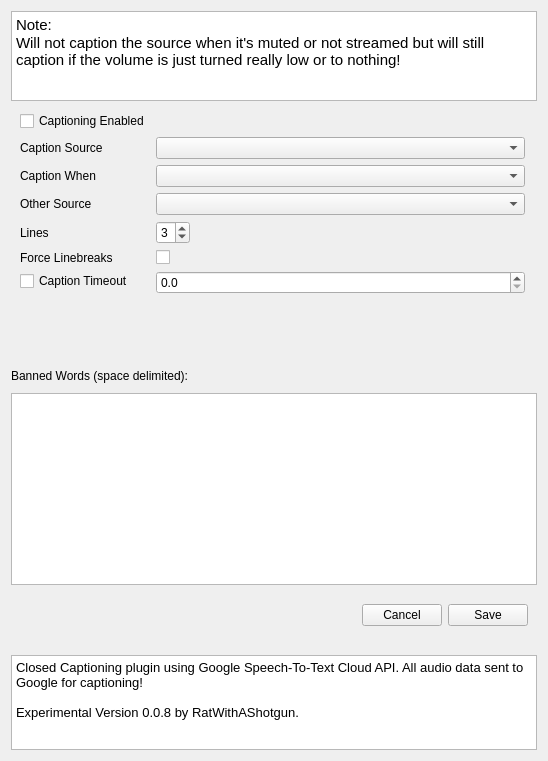
0x01050/google-live-captions-obs-plugin, file src/ui/CaptionSettingsWidget.ui: the form before one commit.
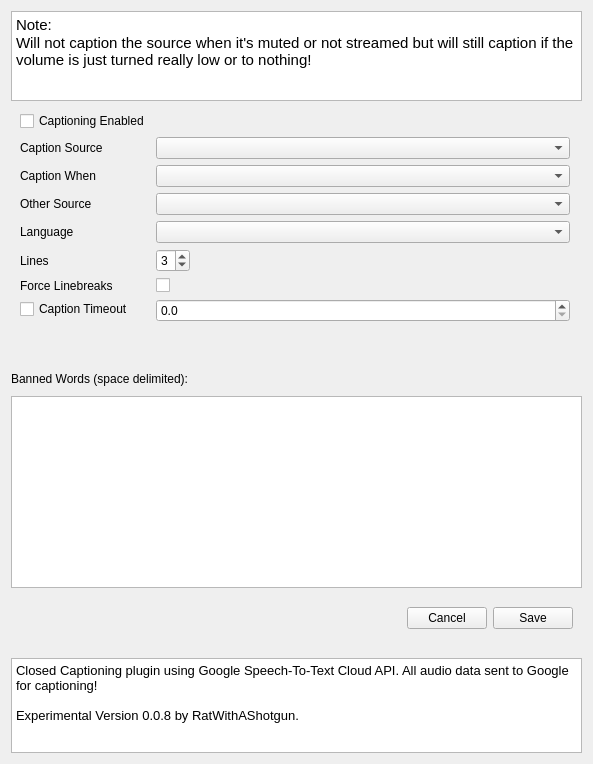
The form after the commit.

Commit message: added language choice support

```diff
--- a/src/ui/CaptionSettingsWidget.ui
+++ b/src/ui/CaptionSettingsWidget.ui
@@ -6,8 +6,8 @@
    <rect>
     <x>0</x>
     <y>0</y>
-    <width>548</width>
-    <height>761</height>
+    <width>593</width>
+    <height>764</height>
    </rect>
   </property>
   <property name="sizePolicy">
@@ -147,14 +147,14 @@
         </property>
        </widget>
       </item>
-      <item row="6" column="0">
+      <item row="7" column="0">
        <widget class="QLabel" name="label_2">
         <property name="text">
          <string>Lines</string>
         </property>
        </widget>
       </item>
-      <item row="6" column="1">
+      <item row="7" column="1">
        <widget class="QSpinBox" name="lineCountSpinBox">
         <property name="sizePolicy">
          <sizepolicy hsizetype="Fixed" vsizetype="Fixed">
@@ -173,34 +173,51 @@
         </property>
        </widget>
       </item>
-      <item row="8" column="0">
+      <item row="9" column="0">
        <widget class="QLabel" name="label_3">
         <property name="text">
          <string>Force Linebreaks</string>
         </property>
        </widget>
       </item>
-      <item row="8" column="1">
+      <item row="9" column="1">
        <widget class="QCheckBox" name="insertLinebreaksCheckBox">
         <property name="text">
          <string/>
         </property>
        </widget>
       </item>
-      <item row="9" column="0">
+      <item row="10" column="0">
        <widget class="QCheckBox" name="captionTimeoutEnabledCheckBox">
         <property name="text">
          <string>Caption Timeout</string>
         </property>
        </widget>
       </item>
-      <item row="9" column="1">
+      <item row="10" column="1">
        <widget class="QDoubleSpinBox" name="captionTimeoutDoubleSpinBox">
         <property name="decimals">
          <number>1</number>
         </property>
        </widget>
       </item>
+      <item row="6" column="0">
+       <widget class="QLabel" name="label_6">
+        <property name="text">
+         <string>Language </string>
+        </property>
+       </widget>
+      </item>
+      <item row="6" column="1">
+       <widget class="QComboBox" name="languageComboBox">
+        <property name="minimumSize">
+         <size>
+          <width>250</width>
+          <height>0</height>
+         </size>
+        </property>
+       </widget>
+      </item>
      </layout>
     </widget>
    </item>
```
The commit also changes 4 other files.
